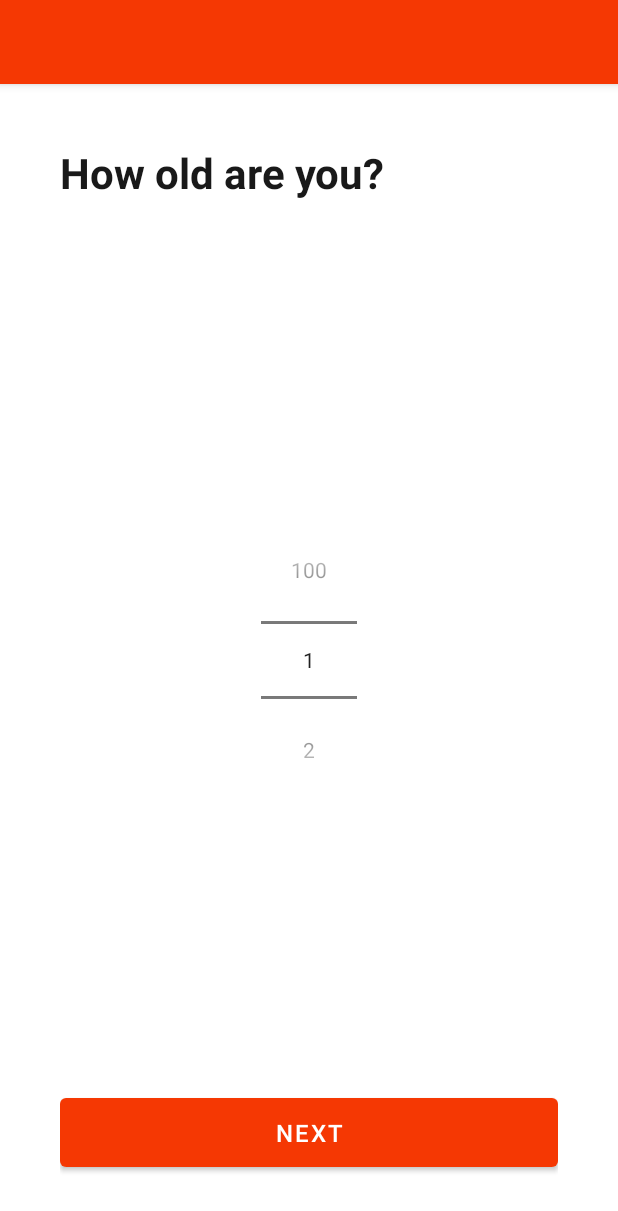
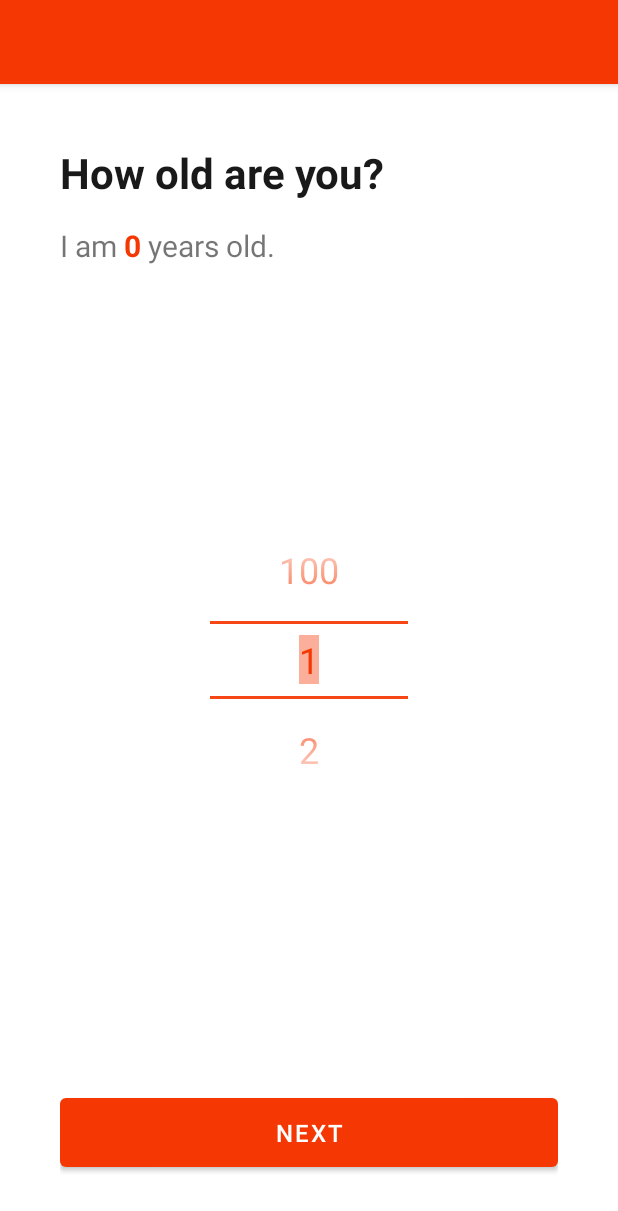
Before and after one commit to b1amage/fitness-app, an Android app: the AgePickActivity screen opened directly, with no data from a screen before it, on a phone screen of 412 x 824 dp. Shown: the top 1211 px of the screen. Run offline under Robolectric (Android 15) with nearby library versions, the light colour scheme and no system bars.

Commit message:
age picker

```diff
--- a/app/src/main/java/com/example/fitnessapp/activity/AgePickActivity.java
+++ b/app/src/main/java/com/example/fitnessapp/activity/AgePickActivity.java
@@ -3,12 +3,14 @@ package com.example.fitnessapp.activity;
 import androidx.appcompat.app.AppCompatActivity;
 import android.os.Bundle;
 import android.widget.NumberPicker;
+import android.widget.TextView;
 
 import com.example.fitnessapp.R;
 
 public class AgePickActivity extends AppCompatActivity {
 
     private NumberPicker numberPicker;
+    private TextView txtAge;
     private static final int MIN_AGE = 1;
     private static final int MAX_AGE = 100;
 
@@ -17,6 +19,7 @@ public class AgePickActivity extends AppCompatActivity {
         super.onCreate(savedInstanceState);
         setContentView(R.layout.activity_age_pick);
 
+        txtAge = findViewById(R.id.txtAge);
         numberPicker = findViewById(R.id.agePicker);
         numberPicker.setMinValue(MIN_AGE);
         numberPicker.setMaxValue(MAX_AGE);
@@ -24,7 +27,7 @@ public class AgePickActivity extends AppCompatActivity {
         numberPicker.setOnValueChangedListener(new NumberPicker.OnValueChangeListener() {
             @Override
             public void onValueChange(NumberPicker numberPicker, int oldVal, int newVal) {
-                System.out.println(newVal);
+                txtAge.setText(String.valueOf(newVal));
             }
         });
     }
--- a/app/src/main/java/com/example/fitnessapp/activity/GenderPickActivity.java
+++ b/app/src/main/java/com/example/fitnessapp/activity/GenderPickActivity.java
@@ -2,33 +2,49 @@ package com.example.fitnessapp.activity;
 
 import androidx.appcompat.app.AppCompatActivity;
 
+import android.content.Intent;
 import android.os.Bundle;
+import android.view.View;
+import android.widget.Button;
 import android.widget.RadioGroup;
 
 import com.example.fitnessapp.R;
 
 public class GenderPickActivity extends AppCompatActivity {
     private RadioGroup genderRadioGroup;
+    private Button nextButton;
+    private char gender;
 
     @Override
     protected void onCreate(Bundle savedInstanceState) {
         super.onCreate(savedInstanceState);
         setContentView(R.layout.activity_gender_pick);
+
         genderRadioGroup = findViewById(R.id.genderRadio);
+        nextButton = findViewById(R.id.genderNextBtn);
+        gender = 'm'; // default value: male
 
         genderRadioGroup.setOnCheckedChangeListener(new RadioGroup.OnCheckedChangeListener() {
             @Override
             public void onCheckedChanged(RadioGroup radioGroup, int checkedId) {
                 switch(checkedId){
                     case R.id.radioMale:
-                        // do operations specific to this selection
-                        System.out.println("Male");
+                        gender = 'm';
                         break;
                     case R.id.radioFemale:
-                        System.out.println("Female");
-                        // do operations specific to this selection
+                        gender = 'f';
                         break;
                 }
+            }
+        });
+
+        nextButton.setOnClickListener(new View.OnClickListener() {
+            @Override
+            public void onClick(View view) {
+                Intent intent = new Intent(GenderPickActivity.this, AgePickActivity.class);
+                intent.putExtra("gender", gender);
+                startActivity(intent);
+                finish();
             }
         });
     }
--- a/app/src/main/res/layout/activity_age_pick.xml
+++ b/app/src/main/res/layout/activity_age_pick.xml
@@ -14,13 +14,59 @@
         android:id="@+id/ageTitle"
         android:textSize="28dp"
         android:textStyle="bold"
-        android:textColor="@color/black"/>
+        android:textColor="@color/black" />
 
-    <NumberPicker
-        android:id="@+id/agePicker"
+    <RelativeLayout
         android:layout_width="wrap_content"
         android:layout_height="wrap_content"
-        android:layout_centerInParent="true"/>
+        android:layout_below="@+id/ageTitle"
+        android:layout_marginTop="16dp">
+
+        <TextView
+            android:layout_width="wrap_content"
+            android:layout_height="wrap_content"
+            android:text="I am "
+            android:id="@+id/txtAgeFirst"
+            android:textSize="20dp" />
+
+        <TextView
+            android:layout_width="wrap_content"
+            android:layout_height="wrap_content"
+            android:text="0"
+            android:id="@+id/txtAge"
+            android:layout_toRightOf="@+id/txtAgeFirst"
+            android:textSize="20dp"
+            android:textStyle="bold"
+            android:textColor="@color/primary"/>
+
+        <TextView
+            android:layout_width="wrap_content"
+            android:layout_height="wrap_content"
+            android:text=" years old."
+            android:layout_toRightOf="@+id/txtAge"
+            android:textSize="20dp"/>
+    </RelativeLayout>
+
+
+    <LinearLayout
+        android:layout_width="match_parent"
+        android:layout_height="wrap_content"
+        android:layout_centerInParent="true"
+        android:padding="100dp"
+       >
+
+        <NumberPicker
+            android:id="@+id/agePicker"
+            android:layout_width="match_parent"
+            android:layout_height="wrap_content"
+            android:focusable="true"
+            android:scrollbarSize="8dp"
+            android:theme="@style/NumberPicker"
+            android:elevation="8dp"
+        />
+    </LinearLayout>
+
+
 
     <Button
         android:layout_width="match_parent"
--- a/app/src/main/res/values/themes.xml
+++ b/app/src/main/res/values/themes.xml
@@ -14,4 +14,11 @@
         <item name="android:statusBarColor">?attr/colorPrimaryVariant</item>
         <!-- Customize your theme here. -->
     </style>
+
+    <style name="NumberPicker" parent="Theme.AppCompat.DayNight">
+        <item name="colorAccent">@color/primary</item>
+        <item name="colorControlNormal">@color/primary</item>
+        <item name="android:textColorPrimary">@color/primary</item>
+        <item name="android:textSize">24dp</item>
+    </style>
 </resources>
```
